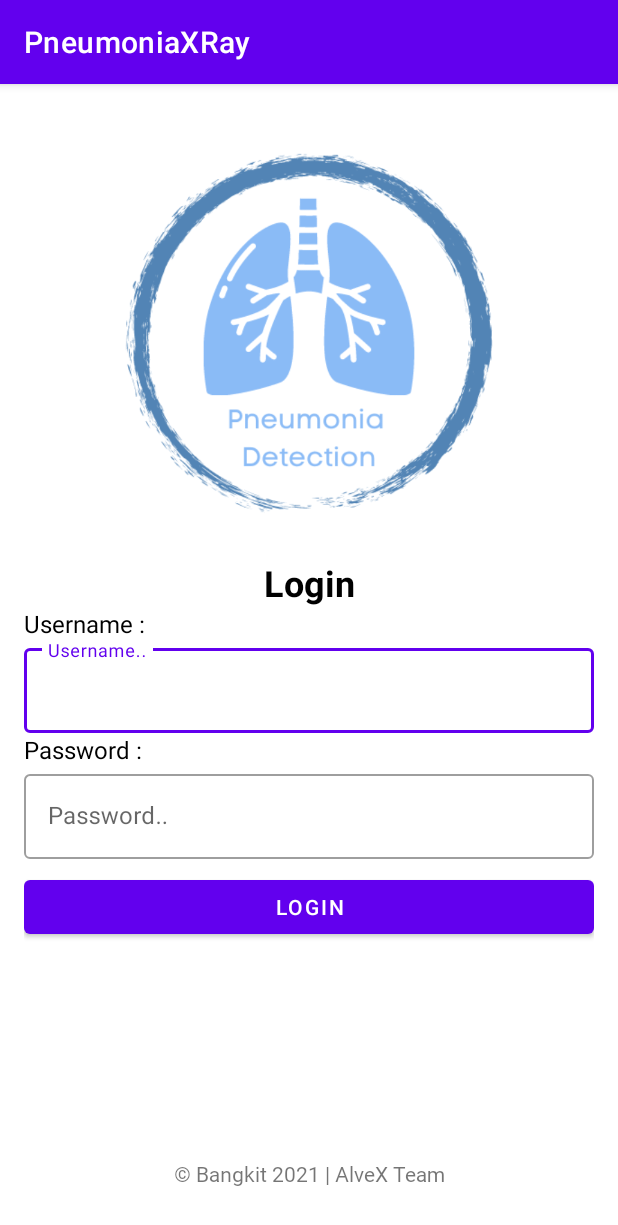
After one commit to sempatpanick/capstone-pneumonia-xray, an Android app: the LoginActivity screen opened directly, with no data from a screen before it, on a phone screen of 412 x 824 dp. The commit adds this screen. Shown: the top 1225 px of the screen. Run offline under Robolectric (Android 15) with nearby library versions, the phone set to English and light mode, and no system bars.

Commit message:
Add Login UI

```diff
--- a/app/src/main/AndroidManifest.xml
+++ b/app/src/main/AndroidManifest.xml
@@ -12,7 +12,8 @@
         android:roundIcon="@mipmap/ic_launcher_round"
         android:supportsRtl="true"
         android:theme="@style/Theme.PneumoniaXRay">
-        <activity android:name=".splash_screen.SplashScreenActivity"></activity>
+        <activity android:name=".login.LoginActivity"></activity>
+        <activity android:name=".splash_screen.SplashScreenActivity" />
         <activity android:name=".detail.DetailHistoryActivity" />
         <activity android:name=".MainActivity">
             <intent-filter>
--- /dev/null
+++ b/app/src/main/java/com/sempatpanick/pneumoniaxray/login/LoginActivity.kt
@@ -0,0 +1,12 @@
+package com.sempatpanick.pneumoniaxray.login
+
+import androidx.appcompat.app.AppCompatActivity
+import android.os.Bundle
+import com.sempatpanick.pneumoniaxray.R
+
+class LoginActivity : AppCompatActivity() {
+    override fun onCreate(savedInstanceState: Bundle?) {
+        super.onCreate(savedInstanceState)
+        setContentView(R.layout.activity_login)
+    }
+}
--- /dev/null
+++ b/app/src/main/res/layout/activity_login.xml
@@ -0,0 +1,107 @@
+<?xml version="1.0" encoding="utf-8"?>
+<androidx.constraintlayout.widget.ConstraintLayout xmlns:android="http://schemas.android.com/apk/res/android"
+    xmlns:app="http://schemas.android.com/apk/res-auto"
+    xmlns:tools="http://schemas.android.com/tools"
+    android:layout_width="match_parent"
+    android:layout_height="match_parent"
+    android:padding="16dp"
+    tools:context=".login.LoginActivity">
+
+    <ImageView
+        android:id="@+id/imageView"
+        android:layout_width="300dp"
+        android:layout_height="300dp"
+        android:contentDescription="@string/pneumonia_detection_logo"
+        android:src="@drawable/logo_pneumonia_text"
+        app:layout_constraintEnd_toEndOf="parent"
+        app:layout_constraintStart_toStartOf="parent"
+        app:layout_constraintTop_toTopOf="parent" />
+
+    <com.google.android.material.textview.MaterialTextView
+        android:id="@+id/tv_login"
+        android:layout_width="wrap_content"
+        android:layout_height="wrap_content"
+        android:text="@string/login"
+        android:textColor="@color/black"
+        android:textSize="24sp"
+        android:textStyle="bold"
+        app:layout_constraintEnd_toEndOf="parent"
+        app:layout_constraintStart_toStartOf="parent"
+        app:layout_constraintTop_toBottomOf="@+id/imageView" />
+
+    <com.google.android.material.textview.MaterialTextView
+        android:id="@+id/tv_input_username"
+        android:layout_width="0dp"
+        android:layout_height="wrap_content"
+        android:text="@string/username"
+        android:textColor="@color/black"
+        android:textSize="16sp"
+        app:layout_constraintEnd_toEndOf="parent"
+        app:layout_constraintStart_toStartOf="parent"
+        app:layout_constraintTop_toBottomOf="@+id/tv_login" />
+
+    <com.google.android.material.textfield.TextInputLayout
+        android:id="@+id/username_layout"
+        style="@style/Widget.MaterialComponents.TextInputLayout.OutlinedBox"
+        android:layout_width="match_parent"
+        android:layout_height="wrap_content"
+        app:layout_constraintEnd_toEndOf="parent"
+        app:layout_constraintStart_toStartOf="parent"
+        app:layout_constraintTop_toBottomOf="@+id/tv_input_username">
+
+        <AutoCompleteTextView
+            android:id="@+id/input_username"
+            style="@style/Widget.MaterialComponents.AutoCompleteTextView.OutlinedBox"
+            android:layout_width="match_parent"
+            android:layout_height="wrap_content"
+            android:hint="@string/username_input" />
+    </com.google.android.material.textfield.TextInputLayout>
+
+    <com.google.android.material.textview.MaterialTextView
+        android:id="@+id/tv_input_password"
+        android:layout_width="0dp"
+        android:layout_height="wrap_content"
+        android:text="@string/password"
+        android:textColor="@color/black"
+        android:textSize="16sp"
+        app:layout_constraintEnd_toEndOf="parent"
+        app:layout_constraintStart_toStartOf="parent"
+        app:layout_constraintTop_toBottomOf="@+id/username_layout" />
+
+    <com.google.android.material.textfield.TextInputLayout
+        android:id="@+id/password_layout"
+        style="@style/Widget.MaterialComponents.TextInputLayout.OutlinedBox"
+        android:layout_width="match_parent"
+        android:layout_height="wrap_content"
+        app:layout_constraintEnd_toEndOf="parent"
+        app:layout_constraintStart_toStartOf="parent"
+        app:layout_constraintTop_toBottomOf="@+id/tv_input_password">
+
+        <AutoCompleteTextView
+            android:id="@+id/input_password"
+            style="@style/Widget.MaterialComponents.AutoCompleteTextView.OutlinedBox"
+            android:layout_width="match_parent"
+            android:layout_height="wrap_content"
+            android:hint="@string/password_input" />
+    </com.google.android.material.textfield.TextInputLayout>
+
+    <com.google.android.material.button.MaterialButton
+        android:id="@+id/btn_scan_now"
+        android:layout_width="0dp"
+        android:layout_height="wrap_content"
+        android:layout_marginTop="8dp"
+        android:text="@string/login"
+        app:layout_constraintEnd_toEndOf="parent"
+        app:layout_constraintStart_toStartOf="parent"
+        app:layout_constraintTop_toBottomOf="@+id/password_layout" />
+
+    <com.google.android.material.textview.MaterialTextView
+        android:layout_width="wrap_content"
+        android:layout_height="wrap_content"
+        android:layout_marginBottom="16dp"
+        android:fontFamily="@font/roboto_regular"
+        android:text="@string/copyright_text"
+        app:layout_constraintBottom_toBottomOf="parent"
+        app:layout_constraintEnd_toEndOf="parent"
+        app:layout_constraintStart_toStartOf="parent" />
+</androidx.constraintlayout.widget.ConstraintLayout>
--- a/app/src/main/res/layout/fragment_home.xml
+++ b/app/src/main/res/layout/fragment_home.xml
@@ -13,7 +13,8 @@
         android:layout_width="0dp"
         android:layout_height="wrap_content"
         android:text="@string/select_picture"
-        android:textSize="20sp"
+        android:textSize="16sp"
+        android:textColor="@color/black"
         app:layout_constraintEnd_toEndOf="parent"
         app:layout_constraintStart_toStartOf="parent"
         app:layout_constraintTop_toTopOf="parent" />
@@ -40,7 +41,8 @@
         android:layout_height="wrap_content"
         android:layout_marginTop="8dp"
         android:text="@string/patient_name"
-        android:textSize="20sp"
+        android:textSize="16sp"
+        android:textColor="@color/black"
         app:layout_constraintEnd_toEndOf="parent"
         app:layout_constraintStart_toStartOf="parent"
         app:layout_constraintTop_toBottomOf="@+id/select_image" />
--- a/app/src/main/res/values/strings.xml
+++ b/app/src/main/res/values/strings.xml
@@ -14,4 +14,9 @@
     <string name="example_patient_name">Adam Florence</string>
     <string name="pneumonia_detection_logo">Pneumonia Detection Logo</string>
     <string name="copyright_text">© Bangkit 2021 | AlveX Team</string>
+    <string name="username">Username :</string>
+    <string name="username_input">Username..</string>
+    <string name="password">Password :</string>
+    <string name="password_input">Password..</string>
+    <string name="login">Login</string>
 </resources>
```
